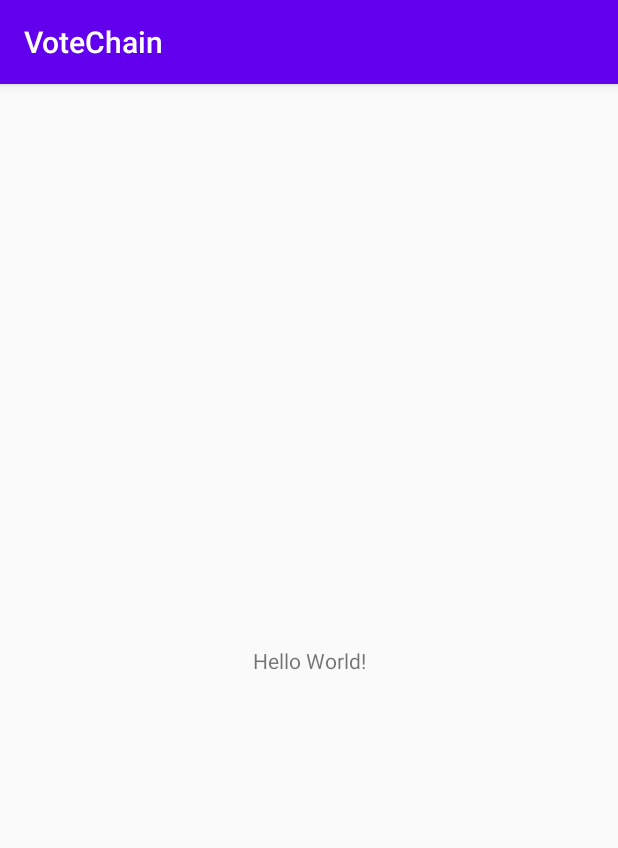
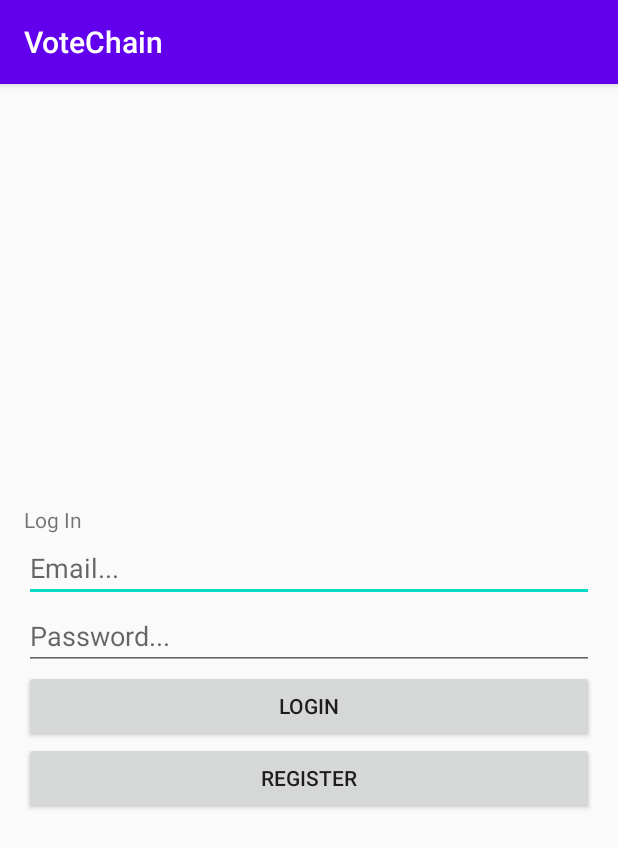
Before and after one commit to paarasbhandari/CMSC436-Fall2020-Group-Project, an Android app: the screen it shows after launch (MainActivity before the commit, LoginActivity after it), on a phone screen of 412 x 824 dp. Shown: the top 848 px of the screen. Run offline under Robolectric (Android 15) with nearby library versions, the phone set to English and light mode, and no system bars; our stand-ins replace Firebase (no records; nobody signed in at launch, a user with empty details on screens opened directly).

Commit message:
added login register functionality

```diff
--- a/VoteChain/app/src/main/AndroidManifest.xml
+++ b/VoteChain/app/src/main/AndroidManifest.xml
@@ -9,7 +9,9 @@
         android:roundIcon="@mipmap/ic_launcher_round"
         android:supportsRtl="true"
         android:theme="@style/AppTheme">
-        <activity android:name=".MainActivity">
+        <activity android:name=".CategoriesActivity"/>
+        <activity android:name=".RegistrationActivity" />
+        <activity android:name=".LoginActivity">
             <intent-filter>
                 <action android:name="android.intent.action.MAIN" />
 
--- /dev/null
+++ b/VoteChain/app/src/main/java/com/cmsc436/votechain/LoginActivity.kt
@@ -0,0 +1,71 @@
+package com.cmsc436.votechain
+
+import android.content.Intent
+import androidx.appcompat.app.AppCompatActivity
+import android.os.Bundle
+import android.widget.Button
+import android.widget.EditText
+import android.widget.Toast
+import com.google.firebase.auth.FirebaseAuth
+
+private lateinit var auth: FirebaseAuth
+private lateinit var emailEditText: EditText
+private lateinit var passwordEditText: EditText
+private lateinit var loginBtn: Button
+private lateinit var registerBtn: Button
+
+class LoginActivity : AppCompatActivity() {
+    override fun onCreate(savedInstanceState: Bundle?) {
+        super.onCreate(savedInstanceState)
+        auth = FirebaseAuth.getInstance()
+        auth.addAuthStateListener {
+            val user = auth.currentUser
+            if (user!=null){
+                val intent = Intent(this@LoginActivity, CategoriesActivity::class.java)
+                startActivity(intent)
+            } else {
+                setContentView(R.layout.activity_login)
+
+                emailEditText = findViewById(R.id.email)
+                passwordEditText = findViewById(R.id.password)
+                loginBtn = findViewById(R.id.login)
+                loginBtn!!.setOnClickListener { logIn() }
+                registerBtn = findViewById(R.id.register)
+                registerBtn!!.setOnClickListener {
+                    val intent = Intent(this@LoginActivity, RegistrationActivity::class.java)
+                    startActivity(intent)
+                }
+            }
+        }
+    }
+
+    private fun logIn() {
+
+        val email: String = emailEditText?.text.toString()
+        val password = passwordEditText?.text.toString()
+
+        if (email.isEmpty()){
+            Toast.makeText(applicationContext, "Please enter email...", Toast.LENGTH_LONG).show()
+            return
+        }
+
+        if (password.isEmpty()){
+            Toast.makeText(applicationContext, "Please enter password...", Toast.LENGTH_LONG).show()
+            return
+        }
+
+        auth!!.signInWithEmailAndPassword(email, password)
+            .addOnCompleteListener{task ->
+                if (task.isSuccessful){
+                    Toast.makeText(applicationContext, "Login successful", Toast.LENGTH_LONG).show()
+                    val intent = Intent(this@LoginActivity, CategoriesActivity::class.java)
+                    startActivity(Intent(intent))
+                } else {
+                    Toast.makeText(applicationContext, "Login failed! Please try again later.", Toast.LENGTH_LONG).show()
+                }
+            }
+
+    }
+
+
+}
--- a/VoteChain/app/src/main/java/com/cmsc436/votechain/MainActivity.kt
+++ /dev/null
@@ -1,34 +0,0 @@
-package com.cmsc436.votechain
-
-import androidx.appcompat.app.AppCompatActivity
-import android.os.Bundle
-import android.widget.Toast
-import com.google.firebase.auth.FirebaseAuth
-// import com.google.firebase.database.DatabaseReference
-// import com.google.firebase.database.FirebaseDatabase
-
-private lateinit var auth: FirebaseAuth
-
-class MainActivity : AppCompatActivity() {
-    override fun onCreate(savedInstanceState: Bundle?) {
-        super.onCreate(savedInstanceState)
-        setContentView(R.layout.activity_main)
-        auth = FirebaseAuth.getInstance()
-        val email = "emailF676ake@gmail.com"
-        val password = "password_value"
-        auth.createUserWithEmailAndPassword(email, password)
-                .addOnCompleteListener(this) { task ->
-                    if (task.isSuccessful) {
-                        // Sign in success, update UI with the signed-in user's information
-                        // Log.d(TAG, "createUserWithEmail:success")
-                        val user = auth.currentUser
-                        // updateUI(user)
-                    } else {
-                        // If sign in fails, display a message to the user.
-                        // Log.w(TAG, "createUserWithEmail:failure", task.exception)
-                        Toast.makeText(baseContext, "Authentication failed.",
-                                Toast.LENGTH_SHORT).show()
-                    }
-                }
-    }
-}
--- /dev/null
+++ b/VoteChain/app/src/main/res/layout/activity_login.xml
@@ -0,0 +1,45 @@
+<?xml version="1.0" encoding="utf-8"?>
+<LinearLayout xmlns:android="http://schemas.android.com/apk/res/android"
+    xmlns:tools="http://schemas.android.com/tools"
+    android:layout_width="match_parent"
+    android:layout_height="match_parent"
+    android:gravity="center_vertical"
+    android:orientation="vertical"
+    android:padding="16dp"
+    tools:context=".LoginActivity">
+
+    <TextView
+        android:id="@+id/title"
+        android:layout_width="wrap_content"
+        android:layout_height="wrap_content"
+        android:text="@string/account_login" />
+
+    <EditText
+        android:id="@+id/email"
+        android:layout_width="match_parent"
+        android:layout_height="wrap_content"
+        android:hint="@string/email"
+        android:inputType="textEmailAddress"
+        android:importantForAutofill="no" />
+
+    <EditText
+        android:id="@+id/password"
+        android:layout_width="match_parent"
+        android:layout_height="wrap_content"
+        android:hint="@string/password"
+        android:inputType="textPassword"
+        android:importantForAutofill="no" />
+
+    <Button
+        android:id="@+id/login"
+        android:layout_width="match_parent"
+        android:layout_height="wrap_content"
+        android:text="@string/login" />
+
+    <Button
+        android:id="@+id/register"
+        android:layout_width="match_parent"
+        android:layout_height="wrap_content"
+        android:text="@string/register" />
+
+</LinearLayout>
--- a/VoteChain/app/src/main/res/layout/activity_main.xml
+++ /dev/null
@@ -1,18 +0,0 @@
-<?xml version="1.0" encoding="utf-8"?>
-<androidx.constraintlayout.widget.ConstraintLayout xmlns:android="http://schemas.android.com/apk/res/android"
-    xmlns:app="http://schemas.android.com/apk/res-auto"
-    xmlns:tools="http://schemas.android.com/tools"
-    android:layout_width="match_parent"
-    android:layout_height="match_parent"
-    tools:context=".MainActivity">
-
-    <TextView
-        android:layout_width="wrap_content"
-        android:layout_height="wrap_content"
-        android:text="Hello World!"
-        app:layout_constraintBottom_toBottomOf="parent"
-        app:layout_constraintLeft_toLeftOf="parent"
-        app:layout_constraintRight_toRightOf="parent"
-        app:layout_constraintTop_toTopOf="parent" />
-
-</androidx.constraintlayout.widget.ConstraintLayout>
--- a/VoteChain/app/src/main/res/values/strings.xml
+++ b/VoteChain/app/src/main/res/values/strings.xml
@@ -1,3 +1,10 @@
 <resources>
     <string name="app_name">VoteChain</string>
+    <string name="login">Login</string>
+    <string name="password">Password...</string>
+    <string name="email">Email...</string>
+    <string name="account_login">Log In</string>
+    <string name="register">Register</string>
+    <string name="registration_title">Register</string>
+    <string name="cnf_password">Confirm Password...</string>
 </resources>
```
Also changed, not shown: VoteChain/app/src/main/java/com/cmsc436/votechain/CategoriesActivity.kt (added, +43 -0 lines), VoteChain/app/src/main/java/com/cmsc436/votechain/RegistrationActivity.kt (added, +83 -0 lines), VoteChain/app/src/main/res/layout/activity_categories.xml (added, +17 -0 lines), VoteChain/app/src/main/res/layout/activity_registration.xml (added, +48 -0 lines), VoteChain/app/src/main/res/menu/main_menu.xml (added, +7 -0 lines).
